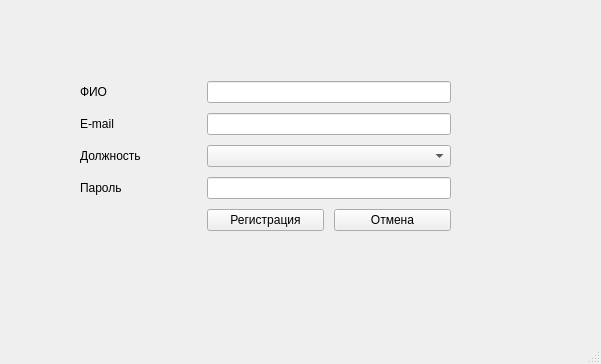
Qt form registration.ui (GinormousSalmon/SC2020) before a commit.
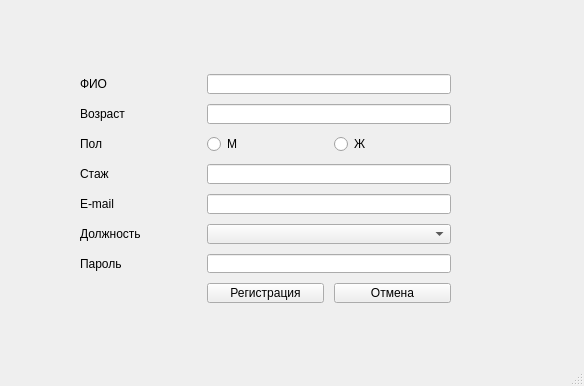
The same form after that commit.

```diff
--- a/registration.ui
+++ b/registration.ui
@@ -6,8 +6,8 @@
    <rect>
     <x>0</x>
     <y>0</y>
-    <width>601</width>
-    <height>364</height>
+    <width>584</width>
+    <height>386</height>
    </rect>
   </property>
   <property name="windowTitle">
@@ -20,7 +20,7 @@
       <x>60</x>
       <y>30</y>
       <width>411</width>
-      <height>221</height>
+      <height>293</height>
      </rect>
     </property>
     <layout class="QGridLayout" name="gridLayout">
@@ -39,27 +39,92 @@
      <property name="spacing">
       <number>10</number>
      </property>
-     <item row="3" column="1" colspan="2">
+     <item row="9" column="2">
+      <widget class="QPushButton" name="cancel_reg_button">
+       <property name="text">
+        <string>Отмена</string>
+       </property>
+      </widget>
+     </item>
+     <item row="0" column="0" colspan="3">
+      <widget class="QLabel" name="info">
+       <property name="text">
+        <string/>
+       </property>
+      </widget>
+     </item>
+     <item row="1" column="1" colspan="2">
+      <widget class="QLineEdit" name="name_reg_input"/>
+     </item>
+     <item row="3" column="1">
+      <widget class="QRadioButton" name="male_rbutton">
+       <property name="text">
+        <string>М</string>
+       </property>
+      </widget>
+     </item>
+     <item row="7" column="1" colspan="2">
+      <widget class="QLineEdit" name="pw_reg_input">
+       <property name="inputMask">
+        <string/>
+       </property>
+      </widget>
+     </item>
+     <item row="3" column="0">
+      <widget class="QLabel" name="label_6">
+       <property name="text">
+        <string>Пол</string>
+       </property>
+      </widget>
+     </item>
+     <item row="6" column="1" colspan="2">
       <widget class="QComboBox" name="position_box_input">
        <property name="editable">
         <bool>false</bool>
        </property>
       </widget>
      </item>
-     <item row="2" column="0">
-      <widget class="QLabel" name="label_2">
-       <property name="text">
-        <string>E-mail</string>
-       </property>
-      </widget>
+     <item row="5" column="1" colspan="2">
+      <widget class="QLineEdit" name="email_reg_input"/>
      </item>
-     <item row="4" column="0">
+     <item row="7" column="0">
       <widget class="QLabel" name="label_3">
        <property name="text">
         <string>Пароль</string>
        </property>
       </widget>
      </item>
+     <item row="9" column="1">
+      <widget class="QPushButton" name="reg_button">
+       <property name="text">
+        <string>Регистрация</string>
+       </property>
+      </widget>
+     </item>
+     <item row="3" column="2">
+      <widget class="QRadioButton" name="female_rbutton">
+       <property name="text">
+        <string>Ж</string>
+       </property>
+      </widget>
+     </item>
+     <item row="5" column="0">
+      <widget class="QLabel" name="label_2">
+       <property name="text">
+        <string>E-mail</string>
+       </property>
+      </widget>
+     </item>
+     <item row="6" column="0">
+      <widget class="QLabel" name="label_4">
+       <property name="text">
+        <string>Должность</string>
+       </property>
+      </widget>
+     </item>
+     <item row="2" column="1" colspan="2">
+      <widget class="QLineEdit" name="age_reg_input"/>
+     </item>
      <item row="1" column="0">
       <widget class="QLabel" name="label">
        <property name="text">
@@ -67,46 +132,22 @@
        </property>
       </widget>
      </item>
-     <item row="6" column="2">
-      <widget class="QPushButton" name="cancel_reg_button">
+     <item row="2" column="0">
+      <widget class="QLabel" name="label_5">
        <property name="text">
-        <string>Отмена</string>
+        <string>Возраст</string>
        </property>
       </widget>
      </item>
-     <item row="2" column="1" colspan="2">
-      <widget class="QLineEdit" name="email_reg_input"/>
-     </item>
-     <item row="1" column="1" colspan="2">
-      <widget class="QLineEdit" name="name_reg_input"/>
-     </item>
-     <item row="3" column="0">
-      <widget class="QLabel" name="label_4">
+     <item row="4" column="0">
+      <widget class="QLabel" name="label_7">
        <property name="text">
-        <string>Должность</string>
-       </property>
-      </widget>
-     </item>
-     <item row="6" column="1">
-      <widget class="QPushButton" name="reg_button">
-       <property name="text">
-        <string>Регистрация</string>
+        <string>Стаж</string>
        </property>
       </widget>
      </item>
      <item row="4" column="1" colspan="2">
-      <widget class="QLineEdit" name="pw_reg_input">
-       <property name="inputMask">
-        <string/>
-       </property>
-      </widget>
-     </item>
-     <item row="0" column="0" colspan="3">
-      <widget class="QLabel" name="info">
-       <property name="text">
-        <string/>
-       </property>
-      </widget>
+      <widget class="QLineEdit" name="exp_input"/>
      </item>
     </layout>
    </widget>
```
